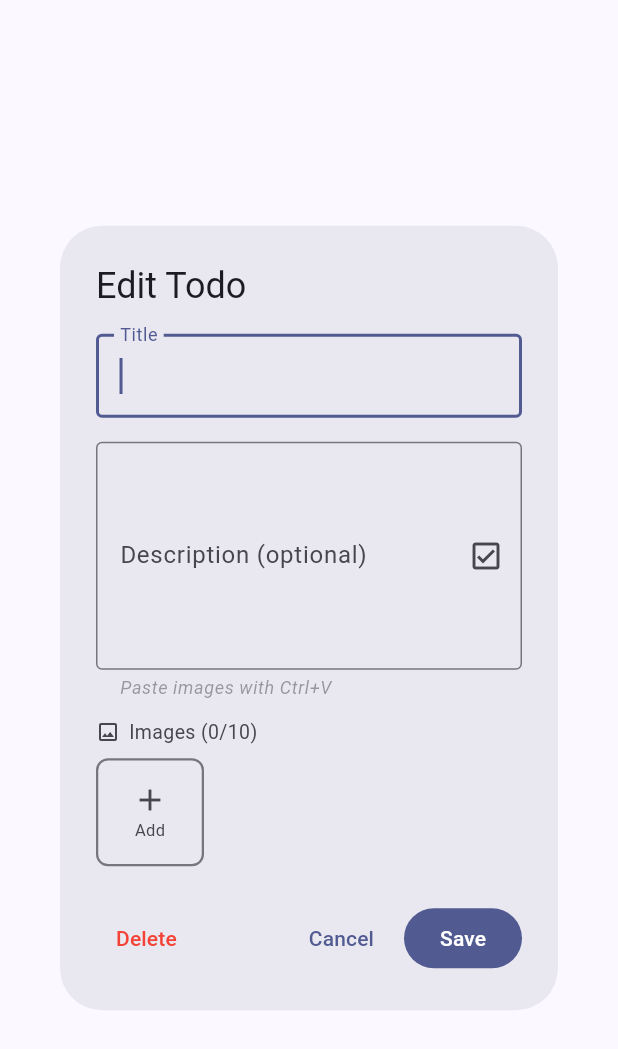
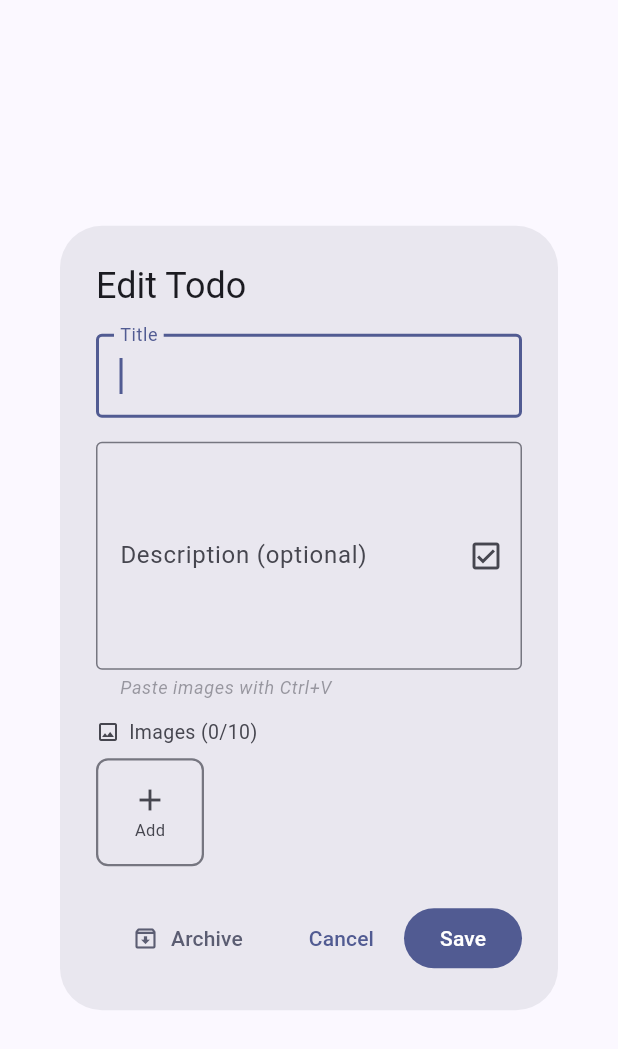
Before and after one commit to epatel/vps-ai, a Flutter app: the EditTodoDialog widget shown alone on an empty page, opened directly with empty values, on a phone screen of 412 x 824 dp. Shown: the top 1049 px of the screen. Run offline on Flutter 3.47's test engine with Material 3 defaults, Android fonts, the phone set to English and light mode, and no system bars; our stand-ins replace file_picker, flutter_markdown, shared_preferences, web; missing offline and left inert: dart:js_interop, markdown; accounts and stored records are empty; network calls fail; statements that could not run were skipped.

Commit message:
feat(dialog): archive/unarchive/delete buttons based on todo state
Co-Authored-By: Claude Sonnet 4.6 <noreply@anthropic.com>

```diff
--- a/projects/todo-app/lib/widgets/edit_todo_dialog.dart
+++ b/projects/todo-app/lib/widgets/edit_todo_dialog.dart
@@ -190,12 +190,28 @@ class _EditTodoDialogState extends State<EditTodoDialog> {
         ),
       ),
       actions: [
-        TextButton(
-          onPressed: _confirmDelete,
-          style: TextButton.styleFrom(foregroundColor: Colors.red),
-          child: const Text('Delete'),
-        ),
-        const SizedBox(width: 48),
+        if (!widget.todo.archived)
+          TextButton.icon(
+            onPressed: () => Navigator.pop(context, {'action': 'archive'}),
+            style: TextButton.styleFrom(foregroundColor: Theme.of(context).colorScheme.secondary),
+            icon: const Icon(Icons.archive_outlined, size: 18),
+            label: const Text('Archive'),
+          ),
+        if (widget.todo.archived) ...[
+          TextButton.icon(
+            onPressed: () => Navigator.pop(context, {'action': 'unarchive'}),
+            style: TextButton.styleFrom(foregroundColor: Theme.of(context).colorScheme.secondary),
+            icon: const Icon(Icons.unarchive_outlined, size: 18),
+            label: const Text('Unarchive'),
+          ),
+          TextButton.icon(
+            onPressed: _confirmDelete,
+            style: TextButton.styleFrom(foregroundColor: Colors.red),
+            icon: const Icon(Icons.delete_outlined, size: 18),
+            label: const Text('Delete'),
+          ),
+        ],
+        const Spacer(),
         TextButton(
           onPressed: () => Navigator.pop(context),
           child: const Text('Cancel'),
```
